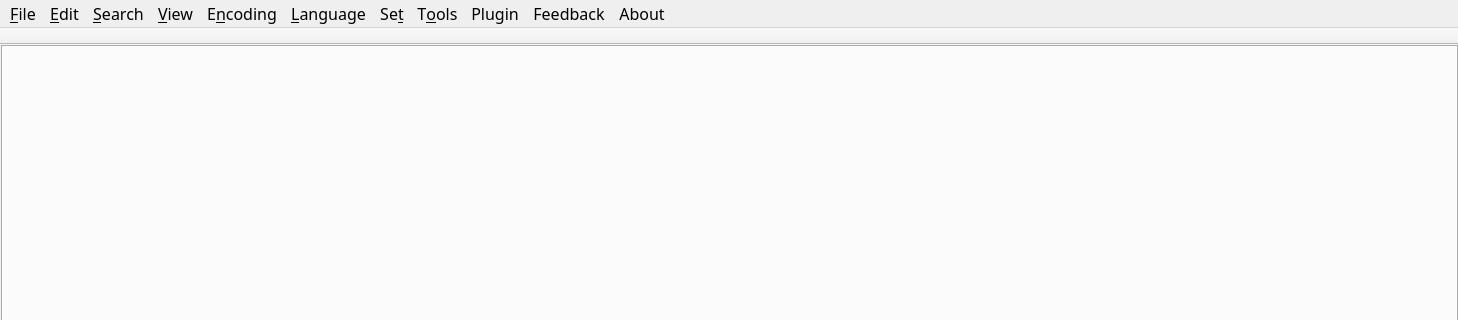
Above: src/cceditor/ccnotepad.ui from yxxbc/notepadfast before the change; both pictures show x 0 to 1458 and y 0 to 320 of the 1458 by 789 pixel window. Below: the same form after it.
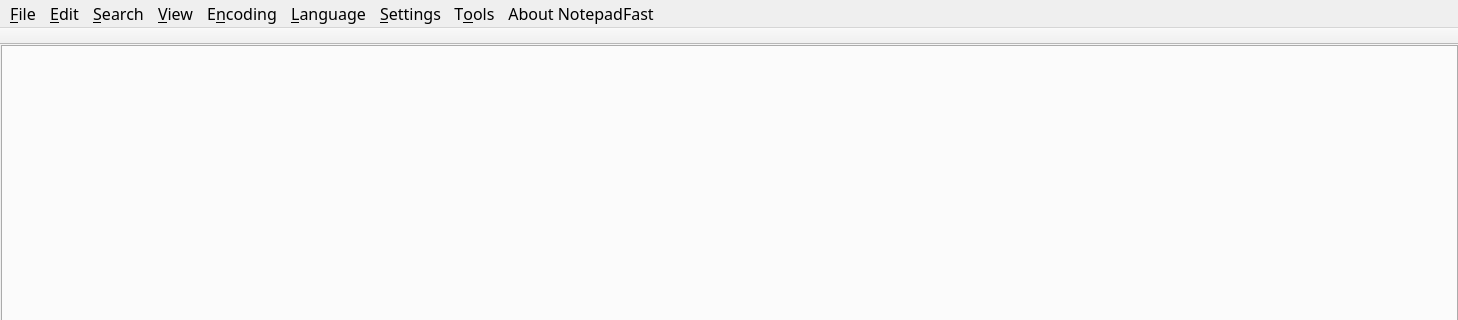
That is the form after the change. Icons and pictures are not drawn.

```diff
--- a/src/cceditor/ccnotepad.ui
+++ b/src/cceditor/ccnotepad.ui
@@ -473,7 +473,7 @@
    </widget>
    <widget class="QMenu" name="menuSet">
     <property name="title">
-     <string>Se&amp;t</string>
+     <string>&amp;Settings</string>
     </property>
     <widget class="QMenu" name="menuLanguage_2">
      <property name="title">
@@ -489,28 +489,11 @@
     <addaction name="actionLanguage_File_Suffix"/>
     <addaction name="actionShortcut_Key_Manager"/>
    </widget>
-   <widget class="QMenu" name="menuAbout">
-    <property name="title">
-     <string>Feedback</string>
-    </property>
-    <addaction name="actionCC_Pad"/>
-   </widget>
-   <widget class="QMenu" name="menuAbout_2">
-    <property name="title">
-     <string>About</string>
-    </property>
-    <addaction name="actioninfo"/>
-   </widget>
    <widget class="QMenu" name="menuTools">
     <property name="title">
      <string>T&amp;ools</string>
     </property>
     <addaction name="actionMd5_Sha"/>
-   </widget>
-   <widget class="QMenu" name="menuPlugin">
-    <property name="title">
-     <string>Plugin</string>
-    </property>
     <addaction name="actionPlugin_Manager"/>
    </widget>
    <addaction name="menuFile"/>
@@ -521,10 +504,7 @@
    <addaction name="menuLanguage"/>
    <addaction name="menuSet"/>
    <addaction name="menuTools"/>
-   <addaction name="menuPlugin"/>
-   <addaction name="menuCompare"/>
-   <addaction name="menuAbout"/>
-   <addaction name="menuAbout_2"/>
+   <addaction name="actioninfo"/>
   </widget>
   <widget class="QToolBar" name="mainToolBar">
    <property name="movable">
```
Left out of the diff: 26 changed lines with no effect on the pictures.
